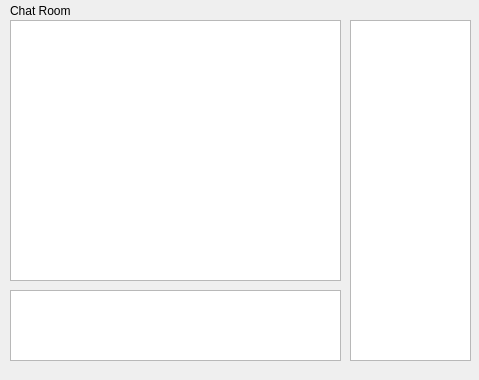
First picture: the form in src/client/roomwindow.ui, repository tnightingale/Chat, before the edit.
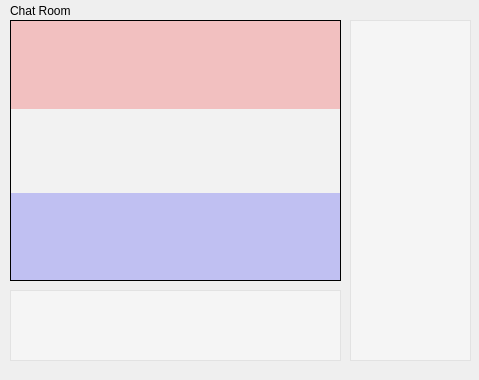
Second picture: the form after the edit. Icons and pictures are not drawn.

Commit message: connect button makes new window and cool graphics

Diff of the .ui file:
```diff
--- a/src/client/roomwindow.ui
+++ b/src/client/roomwindow.ui
@@ -14,7 +14,20 @@
    <string>Form</string>
   </property>
   <property name="styleSheet">
-   <string notr="true"/>
+   <string notr="true">#RoomWindow {
+	background-image: url(:/img/nightingale.png);
+    background-position: right;
+    background-repeat: none;
+}
+#roomLog {
+	background-color: qlineargradient(spread:pad, x1:0, y1:0, x2:0, y2:1, stop:0 rgba(255, 0, 0, 50), stop:0.339795 rgba(255, 0, 0, 50), stop:0.339799 rgba(255, 255, 255, 50), stop:0.662444 rgba(255, 255, 255, 50), stop:0.662469 rgba(0, 0, 255, 50), stop:1 rgba(0, 0, 255, 50));
+}
+#sendArea {
+	background-color: rgba(255, 255, 255, 100);
+}
+#userList {
+	background-color: rgba(255, 255, 255, 100);
+}</string>
   </property>
   <widget class="QLabel" name="rommName">
    <property name="geometry">
```
Left out of the diff: 4 changed lines with no effect on the pictures. The commit also changes 7 other files.
